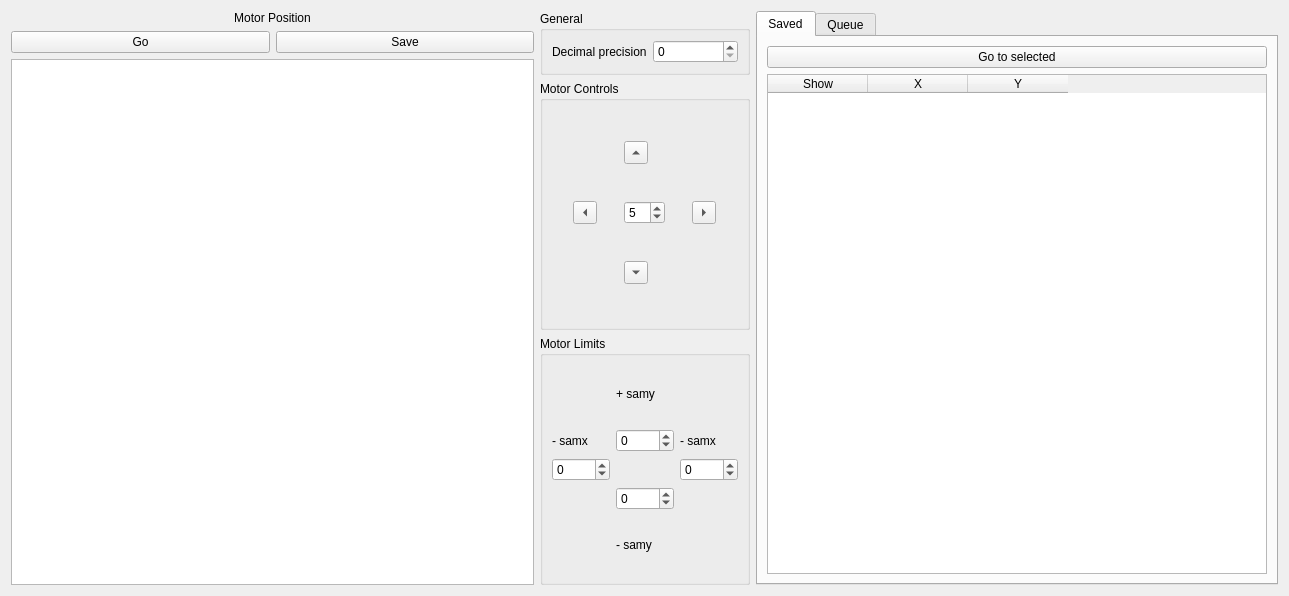
Before: the Qt Designer form bec_widgets/examples/motor_movement/motor_controller.ui in bec-project/bec_widgets, drawn with Qt 5.
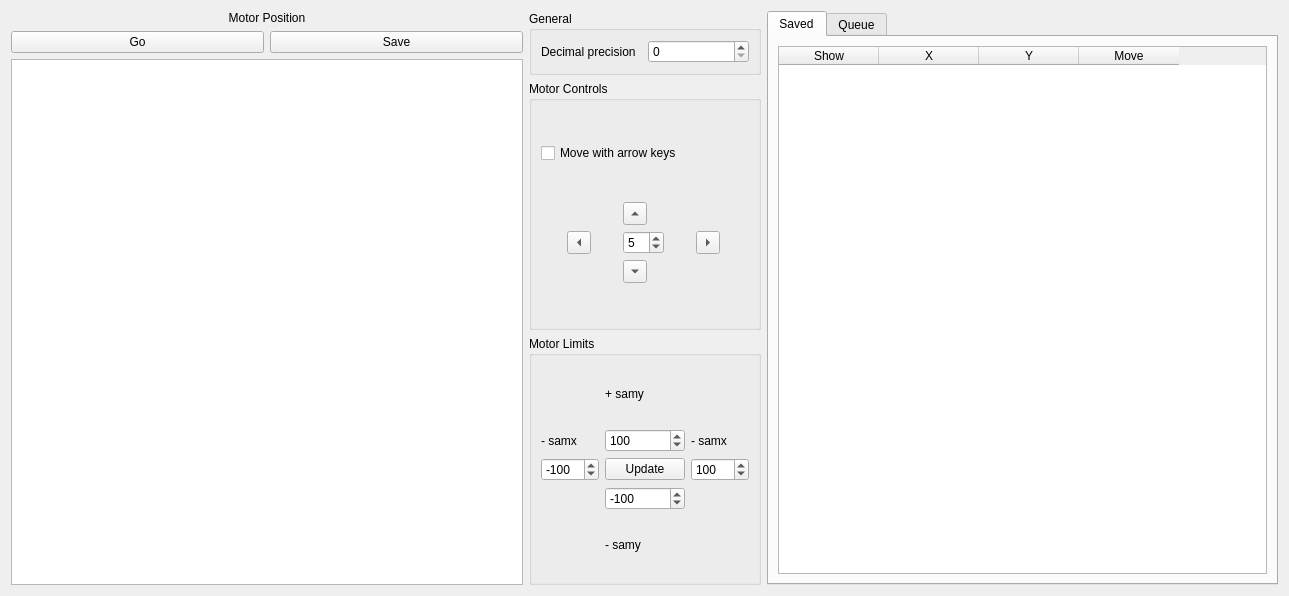
After: the same form once the commit is applied. Custom widgets are drawn as their Qt base class.

Commit message: feat: switch for keyboard shortcuts for motor movement

What changed in the file:
```diff
--- a/bec_widgets/examples/motor_movement/motor_controller.ui
+++ b/bec_widgets/examples/motor_movement/motor_controller.ui
@@ -79,24 +79,16 @@
        <property name="title">
         <string>Motor Controls</string>
        </property>
+       <layout class="QVBoxLayout" name="verticalLayout_5">
+        <item>
+         <widget class="QCheckBox" name="checkBox_enableArrows">
+          <property name="text">
+           <string>Move with arrow keys</string>
+          </property>
+         </widget>
+        </item>
+        <item>
        <layout class="QGridLayout" name="gridLayout">
-        <item row="1" column="1">
-         <widget class="QSpinBox" name="spinBox_step">
-          <property name="value">
-           <number>5</number>
-          </property>
-         </widget>
-        </item>
-        <item row="1" column="0">
-         <widget class="QToolButton" name="toolButton_left">
-          <property name="text">
-           <string>...</string>
-          </property>
-          <property name="arrowType">
-           <enum>Qt::LeftArrow</enum>
-          </property>
-         </widget>
-        </item>
         <item row="0" column="1">
          <widget class="QToolButton" name="toolButton_up">
           <property name="text">
@@ -107,13 +99,20 @@
           </property>
          </widget>
         </item>
-        <item row="2" column="1">
-         <widget class="QToolButton" name="toolButton_down">
+          <item row="1" column="0">
+           <widget class="QToolButton" name="toolButton_left">
           <property name="text">
            <string>...</string>
           </property>
           <property name="arrowType">
-           <enum>Qt::DownArrow</enum>
+             <enum>Qt::LeftArrow</enum>
+            </property>
+           </widget>
+          </item>
+          <item row="1" column="1">
+           <widget class="QSpinBox" name="spinBox_step">
+            <property name="value">
+             <number>5</number>
           </property>
          </widget>
         </item>
@@ -127,6 +126,18 @@
           </property>
          </widget>
         </item>
+          <item row="2" column="1">
+           <widget class="QToolButton" name="toolButton_down">
+            <property name="text">
+             <string>...</string>
+            </property>
+            <property name="arrowType">
+             <enum>Qt::DownArrow</enum>
+            </property>
+           </widget>
+          </item>
+         </layout>
+        </item>
        </layout>
       </widget>
      </item>
@@ -139,65 +150,74 @@
         <string>Motor Limits</string>
        </property>
        <layout class="QGridLayout" name="gridLayout_2">
-        <item row="4" column="2">
+        <item row="3" column="1">
+         <widget class="QSpinBox" name="spinBox_x_min">
+          <property name="minimum">
+           <number>-1000</number>
+          </property>
+          <property name="maximum">
+           <number>1000</number>
+          </property>
+          <property name="value">
+           <number>-100</number>
+          </property>
+         </widget>
+        </item>
+        <item row="2" column="2">
+         <widget class="QSpinBox" name="spinBox_y_max">
+          <property name="minimum">
+           <number>-1000</number>
+          </property>
+          <property name="maximum">
+           <number>1000</number>
+          </property>
+          <property name="value">
+           <number>100</number>
+          </property>
+         </widget>
+        </item>
+        <item row="5" column="2">
          <widget class="QLabel" name="label_2">
           <property name="text">
            <string>- samy</string>
           </property>
          </widget>
         </item>
-        <item row="0" column="2">
+        <item row="3" column="3">
+         <widget class="QSpinBox" name="spinBox_x_max">
+          <property name="minimum">
+           <number>-1000</number>
+          </property>
+          <property name="maximum">
+           <number>1000</number>
+          </property>
+          <property name="value">
+           <number>100</number>
+          </property>
+         </widget>
+        </item>
+        <item row="1" column="2">
          <widget class="QLabel" name="label">
           <property name="text">
            <string>+ samy</string>
           </property>
          </widget>
         </item>
-        <item row="1" column="1">
-         <widget class="QLabel" name="label_4">
-          <property name="text">
-           <string>- samx</string>
-          </property>
-         </widget>
-        </item>
-        <item row="2" column="1">
-         <widget class="QSpinBox" name="spinBox_x_min">
-          <property name="minimum">
-           <number>-1000</number>
-          </property>
-          <property name="maximum">
-           <number>1000</number>
-          </property>
-         </widget>
-        </item>
-        <item row="1" column="2">
-         <widget class="QSpinBox" name="spinBox_y_max">
-          <property name="minimum">
-           <number>-1000</number>
-          </property>
-          <property name="maximum">
-           <number>1000</number>
-          </property>
-         </widget>
-        </item>
         <item row="2" column="3">
-         <widget class="QSpinBox" name="spinBox_x_max">
-          <property name="minimum">
-           <number>-1000</number>
-          </property>
-          <property name="maximum">
-           <number>1000</number>
-          </property>
-         </widget>
-        </item>
-        <item row="1" column="3">
          <widget class="QLabel" name="label_3">
           <property name="text">
            <string>- samx</string>
           </property>
          </widget>
         </item>
-        <item row="3" column="2">
+        <item row="2" column="1">
+         <widget class="QLabel" name="label_4">
+          <property name="text">
+           <string>- samx</string>
+          </property>
+         </widget>
+        </item>
+        <item row="4" column="2">
          <widget class="QSpinBox" name="spinBox_y_min">
           <property name="minimum">
            <number>-1000</number>
@@ -205,6 +225,16 @@
           <property name="maximum">
            <number>1000</number>
           </property>
+          <property name="value">
+           <number>-100</number>
+          </property>
+         </widget>
+        </item>
+        <item row="3" column="2">
+         <widget class="QPushButton" name="pushButton_updateLimits">
+          <property name="text">
+           <string>Update</string>
+          </property>
          </widget>
         </item>
        </layout>
@@ -222,13 +252,6 @@
        <string>Saved</string>
       </attribute>
       <layout class="QVBoxLayout" name="verticalLayout_3">
-       <item>
-        <widget class="QPushButton" name="pushButton_4">
-         <property name="text">
-          <string>Go to selected</string>
-         </property>
-        </widget>
-       </item>
        <item>
         <widget class="QTableWidget" name="tableWidget">
          <column>
@@ -246,6 +269,11 @@
            <string>Y</string>
           </property>
          </column>
+         <column>
+          <property name="text">
+           <string>Move</string>
+          </property>
+         </column>
         </widget>
        </item>
       </layout>
```
Lines whose indentation alone changed are shown as unchanged. The commit also changes 1 other file.
